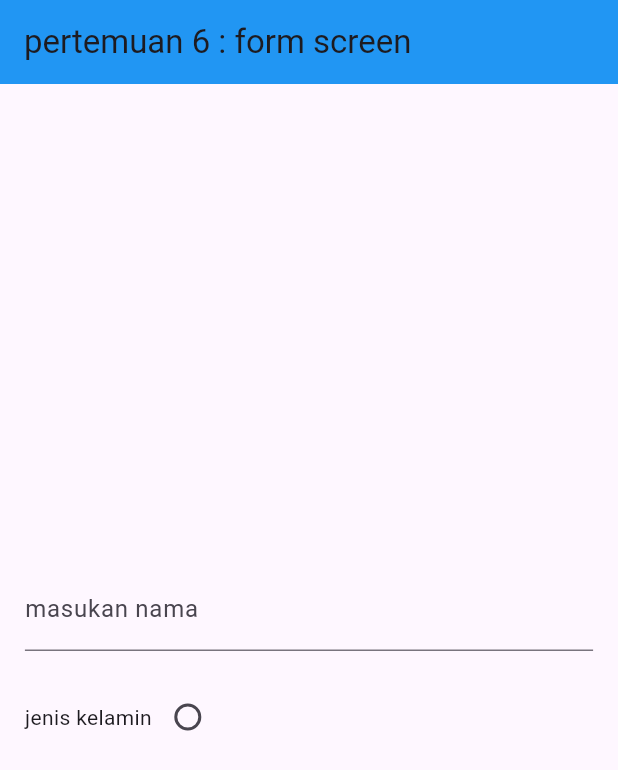
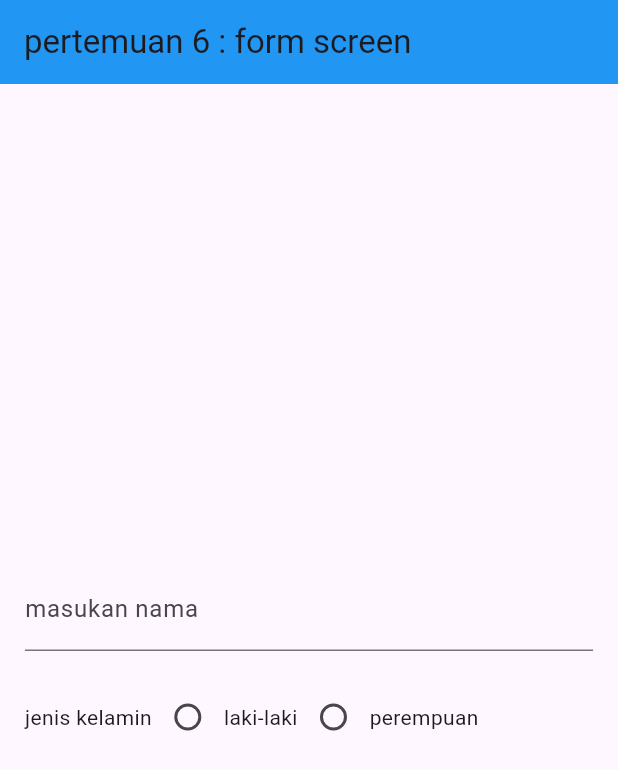
Before and after one commit to dedenrizal/wisata_mobile, a Flutter app: the screen it shows after launch, on a phone screen of 412 x 824 dp. Shown: the top 770 px of the screen. Run offline on Flutter 3.47's test engine with Material 3 defaults, Android fonts, the phone set to English and light mode, and no system bars; our stand-ins replace lottie.

Commit message:
update 11 12 lagi

```diff
--- a/lib/materimodulsscreens/pertemuan_6.dart
+++ b/lib/materimodulsscreens/pertemuan_6.dart
@@ -51,6 +51,17 @@ class _Pertemuan6State extends State<Pertemuan6> {
                       });
                     },
                   ),
+                  Text('laki-laki'),
+                  Radio(
+                    value: 'laki-laki',
+                    groupValue: selectedRadio,
+                    onChanged: (value) {
+                      setState(() {
+                        selectedRadio = value.toString();
+                      });
+                    },
+                  ),
+                  Text('perempuan')
                 ],
               ),
             ],
```
